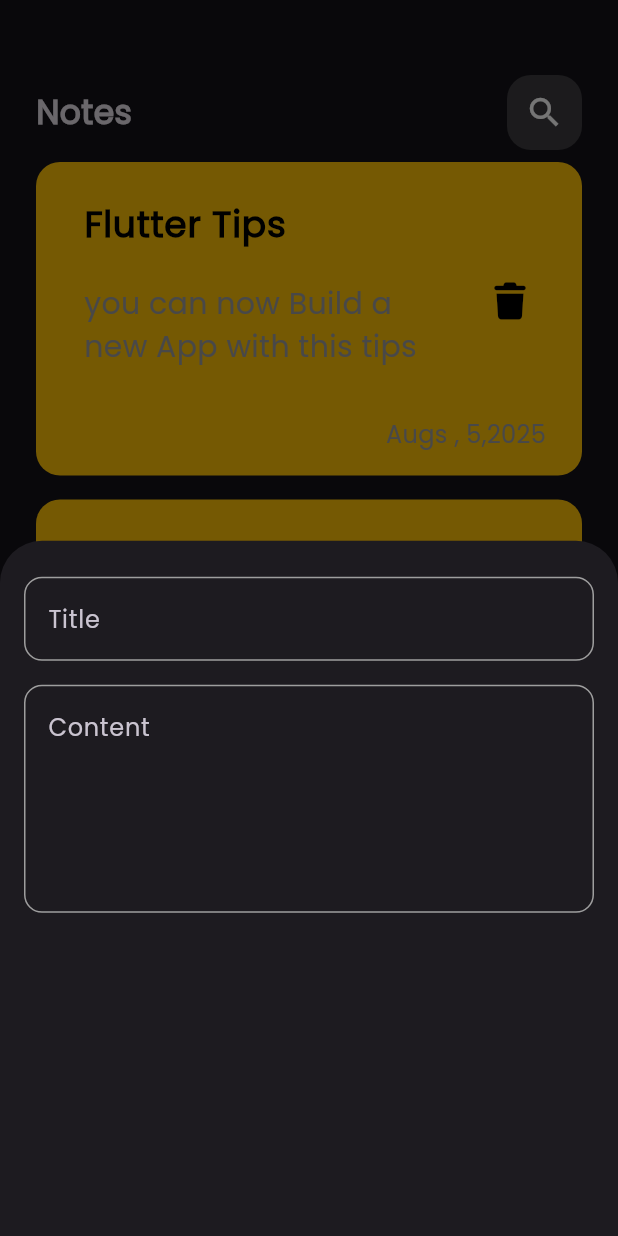
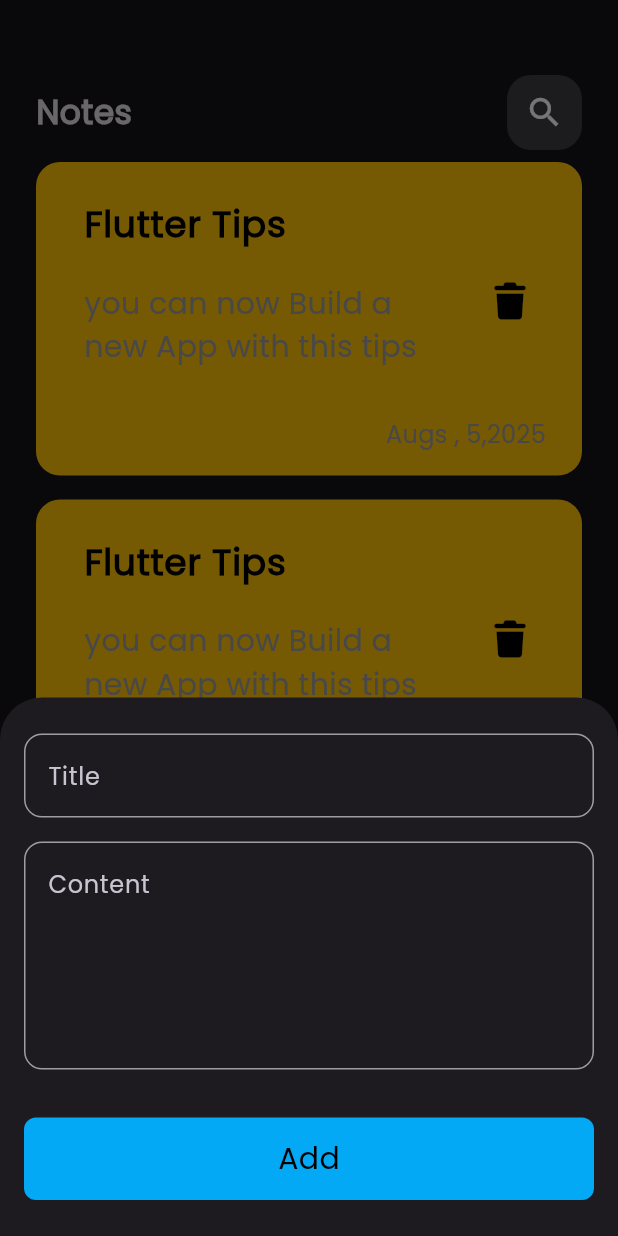
Before and after one commit to farouqmurtaja96-source/note_app, a Flutter app: the screen it shows after launch, after a tap on the "add" icon, on a phone screen of 412 x 824 dp. Run offline on Flutter 3.47's test engine with Material 3 defaults, Android fonts, the phone set to English and light mode, and no system bars; our stand-ins replace font_awesome_flutter.

Commit message:
add editnote view

```diff
--- a/lib/widget/add_note_widget.dart
+++ b/lib/widget/add_note_widget.dart
@@ -1,4 +1,5 @@
 import 'package:flutter/material.dart';
+import 'package:note_appv3/widget/button_widget.dart';
 import 'package:note_appv3/widget/text_filed_widget.dart';
 
 class AddNoteWidget extends StatelessWidget {
@@ -8,12 +9,16 @@
   Widget build(BuildContext context) {
     return Padding(
       padding: const EdgeInsets.symmetric(horizontal: 16.0, vertical: 24),
+      child: SingleChildScrollView(
         child: Column(
           children: [
             TextFiledWidget(hint: 'Title'),
             SizedBox(height: 16),
             TextFiledWidget(hint: 'Content', maxline: 5),
+            SizedBox(height: 32),
+            ButtonWidget(),
           ],
+        ),
       ),
     );
   }
--- a/lib/widget/app_bar_widget.dart
+++ b/lib/widget/app_bar_widget.dart
@@ -2,18 +2,19 @@
 import 'package:note_appv3/widget/icon_search_widget.dart';
 
 class AppBarWidget extends StatelessWidget {
-  const AppBarWidget({super.key});
-
+  const AppBarWidget({super.key, required this.icon, required this.title});
+  final IconData icon;
+  final String title;
   @override
   Widget build(BuildContext context) {
     return Row(
       mainAxisAlignment: MainAxisAlignment.spaceBetween,
       children: [
         Text(
-          'Notes',
+          title,
           style: TextStyle(fontSize: 22, fontWeight: FontWeight.bold),
         ),
-        IconSearchWidget(),
+        IconSearchWidget(icon: icon),
       ],
     );
   }
--- /dev/null
+++ b/lib/widget/button_widget.dart
@@ -0,0 +1,20 @@
+import 'package:flutter/material.dart';
+
+class ButtonWidget extends StatelessWidget {
+  const ButtonWidget({super.key});
+
+  @override
+  Widget build(BuildContext context) {
+    return Container(
+      width: MediaQuery.of(context).size.width,
+      height: 55,
+      decoration: BoxDecoration(
+        color: Colors.lightBlue,
+        borderRadius: BorderRadius.circular(8),
+      ),
+      child: Center(
+        child: Text('Add', style: TextStyle(color: Colors.black, fontSize: 20)),
+      ),
+    );
+  }
+}
--- a/lib/widget/icon_search_widget.dart
+++ b/lib/widget/icon_search_widget.dart
@@ -1,8 +1,8 @@
 import 'package:flutter/material.dart';
 
 class IconSearchWidget extends StatelessWidget {
-  const IconSearchWidget({super.key});
-
+  const IconSearchWidget({super.key, required this.icon});
+  final IconData icon;
   @override
   Widget build(BuildContext context) {
     return Container(
@@ -12,7 +12,7 @@
         color: Colors.white.withValues(alpha: 0.17),
         borderRadius: BorderRadius.circular(16),
       ),
-      child: Icon(Icons.search, size: 26),
+      child: Icon(icon, size: 26),
     );
   }
 }
--- a/lib/widget/itme_widget.dart
+++ b/lib/widget/itme_widget.dart
@@ -1,12 +1,24 @@
 import 'package:flutter/material.dart';
 import 'package:font_awesome_flutter/font_awesome_flutter.dart';
+import 'package:note_appv3/views/edit_view.dart';
 
 class ItmeWidget extends StatelessWidget {
   const ItmeWidget({super.key});
 
   @override
   Widget build(BuildContext context) {
-    return Container(
+    return GestureDetector(
+      onTap: () {
+        Navigator.push(
+          context,
+          MaterialPageRoute(
+            builder: (context) {
+              return EditView();
+            },
+          ),
+        );
+      },
+      child: Container(
         decoration: BoxDecoration(
           color: Colors.amber,
           borderRadius: BorderRadius.circular(16),
@@ -47,6 +59,7 @@
             ],
           ),
         ),
+      ),
     );
   }
 }
--- a/lib/widget/view_body_widget.dart
+++ b/lib/widget/view_body_widget.dart
@@ -13,7 +13,7 @@
       child: Column(
         children: [
           SizedBox(height: 50),
-          AppBarWidget(),
+          AppBarWidget(icon: Icons.search, title: 'Notes'),
 
           Expanded(child: ItmeListWidget()),
         ],
```
Also changed, not shown: lib/views/edit_view.dart (added, +11 -0 lines), lib/widget/edit_body_widget.dart (added, +24 -0 lines). Lines whose indentation alone changed are shown as unchanged.
